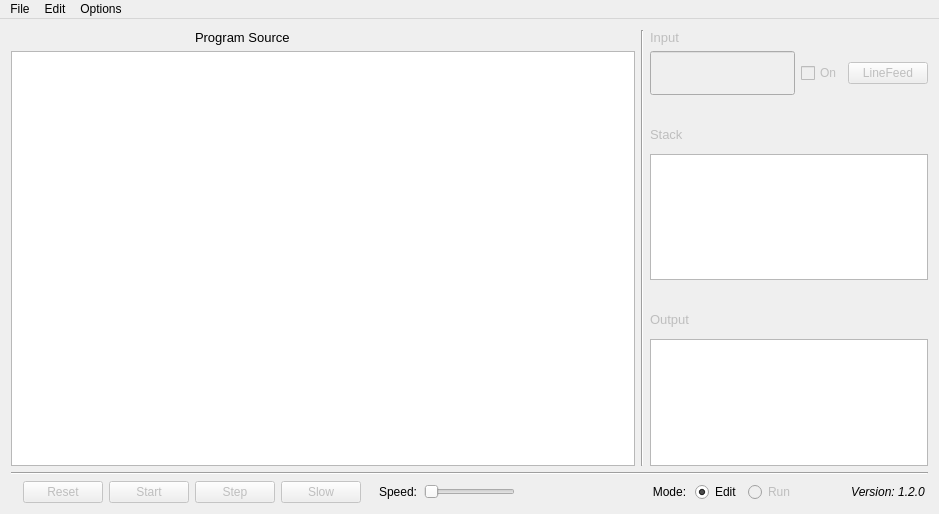
First picture: the form in BefungeInterpreter/mainwindow.ui, repository stuin/BefungeInterpreter, before the edit.
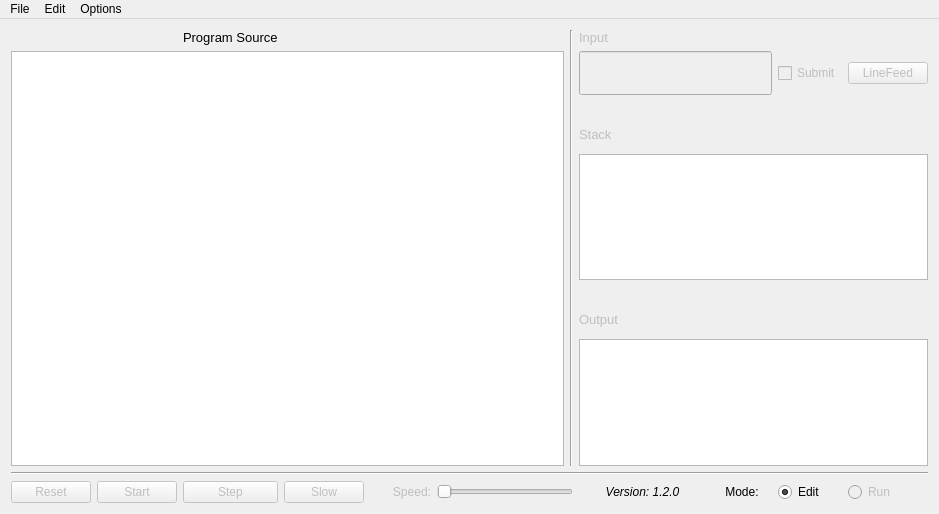
Second picture: the form after the edit.

```diff
--- a/BefungeInterpreter/mainwindow.ui
+++ b/BefungeInterpreter/mainwindow.ui
@@ -21,7 +21,46 @@
   </property>
   <widget class="QWidget" name="centralWidget">
    <layout class="QGridLayout" name="gridLayout">
-    <item row="5" column="19" rowspan="2">
+    <item row="13" column="10">
+     <widget class="QLabel" name="modeLabel">
+      <property name="font">
+       <font>
+        <family>MS Sans Serif</family>
+        <pointsize>9</pointsize>
+       </font>
+      </property>
+      <property name="text">
+       <string>Mode:</string>
+      </property>
+      <property name="alignment">
+       <set>Qt::AlignCenter</set>
+      </property>
+     </widget>
+    </item>
+    <item row="9" column="8">
+     <widget class="QLabel" name="outputLabel">
+      <property name="enabled">
+       <bool>false</bool>
+      </property>
+      <property name="font">
+       <font>
+        <family>MS Sans Serif</family>
+        <pointsize>10</pointsize>
+       </font>
+      </property>
+      <property name="text">
+       <string>Output</string>
+      </property>
+     </widget>
+    </item>
+    <item row="12" column="0" colspan="13">
+     <widget class="Line" name="hLine">
+      <property name="orientation">
+       <enum>Qt::Horizontal</enum>
+      </property>
+     </widget>
+    </item>
+    <item row="5" column="11" rowspan="2">
      <spacer name="verticalSpacer_3">
       <property name="orientation">
        <enum>Qt::Vertical</enum>
@@ -34,17 +73,17 @@
       </property>
      </spacer>
     </item>
-    <item row="3" column="19">
-     <widget class="QCheckBox" name="inputCheck">
+    <item row="13" column="1">
+     <widget class="QPushButton" name="startButton">
       <property name="enabled">
        <bool>false</bool>
       </property>
       <property name="text">
-       <string>On</string>
+       <string>Start</string>
       </property>
      </widget>
     </item>
-    <item row="2" column="4" colspan="2">
+    <item row="2" column="2">
      <widget class="QLabel" name="sourceLabel">
       <property name="font">
        <font>
@@ -57,17 +96,7 @@
       </property>
      </widget>
     </item>
-    <item row="14" column="5">
-     <widget class="QPushButton" name="slowButton">
-      <property name="enabled">
-       <bool>false</bool>
-      </property>
-      <property name="text">
-       <string>Slow</string>
-      </property>
-     </widget>
-    </item>
-    <item row="3" column="20">
+    <item row="3" column="12">
      <widget class="QPushButton" name="LFButton">
       <property name="enabled">
        <bool>false</bool>
@@ -80,40 +109,58 @@
       </property>
      </widget>
     </item>
-    <item row="14" column="17">
-     <widget class="QRadioButton" name="editMode">
-      <property name="font">
-       <font>
-        <family>MS Sans Serif</family>
-        <pointsize>9</pointsize>
-       </font>
-      </property>
-      <property name="text">
-       <string>Edit</string>
-      </property>
-      <property name="checked">
+    <item row="11" column="8" colspan="5">
+     <widget class="QTextBrowser" name="outputBox">
+      <property name="enabled">
        <bool>true</bool>
       </property>
+      <property name="font">
+       <font>
+        <family>Courier New</family>
+       </font>
+      </property>
      </widget>
     </item>
-    <item row="5" column="16">
-     <widget class="QLabel" name="stackLabel">
+    <item row="13" column="0">
+     <widget class="QPushButton" name="resetButton">
+      <property name="enabled">
+       <bool>false</bool>
+      </property>
+      <property name="text">
+       <string>Reset</string>
+      </property>
+     </widget>
+    </item>
+    <item row="13" column="4">
+     <widget class="QLabel" name="speedLabel">
       <property name="enabled">
        <bool>false</bool>
       </property>
       <property name="font">
        <font>
         <family>MS Sans Serif</family>
-        <pointsize>10</pointsize>
-        <italic>false</italic>
+        <pointsize>9</pointsize>
        </font>
       </property>
       <property name="text">
-       <string>Stack</string>
+       <string>Speed:</string>
       </property>
+      <property name="alignment">
+       <set>Qt::AlignRight|Qt::AlignTrailing|Qt::AlignVCenter</set>
+      </property>
      </widget>
     </item>
-    <item row="14" column="20">
+    <item row="13" column="2">
+     <widget class="QPushButton" name="stepButton">
+      <property name="enabled">
+       <bool>false</bool>
+      </property>
+      <property name="text">
+       <string>Step</string>
+      </property>
+     </widget>
+    </item>
+    <item row="13" column="8" colspan="2">
      <widget class="QLabel" name="versionLabel">
       <property name="font">
        <font>
@@ -128,74 +175,48 @@
       </property>
      </widget>
     </item>
-    <item row="11" column="16" colspan="5">
-     <widget class="QTextBrowser" name="outputBox">
-      <property name="enabled">
-       <bool>true</bool>
-      </property>
+    <item row="3" column="0" rowspan="9" colspan="7">
+     <widget class="QPlainTextEdit" name="sourceBox">
       <property name="font">
        <font>
         <family>Courier New</family>
        </font>
       </property>
+      <property name="frameShadow">
+       <enum>QFrame::Raised</enum>
+      </property>
      </widget>
     </item>
-    <item row="14" column="16">
-     <widget class="QLabel" name="modeLabel">
+    <item row="5" column="8">
+     <widget class="QLabel" name="stackLabel">
+      <property name="enabled">
+       <bool>false</bool>
+      </property>
       <property name="font">
        <font>
         <family>MS Sans Serif</family>
-        <pointsize>9</pointsize>
+        <pointsize>10</pointsize>
+        <italic>false</italic>
        </font>
       </property>
       <property name="text">
-       <string>Mode:</string>
+       <string>Stack</string>
       </property>
-      <property name="alignment">
-       <set>Qt::AlignCenter</set>
-      </property>
      </widget>
     </item>
-    <item row="8" column="16">
-     <spacer name="verticalSpacer">
-      <property name="orientation">
-       <enum>Qt::Vertical</enum>
+    <item row="7" column="8" colspan="5">
+     <widget class="QTextBrowser" name="stackBox">
+      <property name="enabled">
+       <bool>true</bool>
       </property>
-      <property name="sizeType">
-       <enum>QSizePolicy::Fixed</enum>
+      <property name="font">
+       <font>
+        <family>Courier New</family>
+       </font>
       </property>
-      <property name="sizeHint" stdset="0">
-       <size>
-        <width>20</width>
-        <height>20</height>
-       </size>
-      </property>
-     </spacer>
-    </item>
-    <item row="12" column="0" colspan="21">
-     <widget class="Line" name="hLine">
-      <property name="orientation">
-       <enum>Qt::Horizontal</enum>
-      </property>
      </widget>
     </item>
-    <item row="14" column="9">
-     <widget class="QSlider" name="speedSlider">
-      <property name="minimum">
-       <number>0</number>
-      </property>
-      <property name="maximum">
-       <number>30</number>
-      </property>
-      <property name="sliderPosition">
-       <number>0</number>
-      </property>
-      <property name="orientation">
-       <enum>Qt::Horizontal</enum>
-      </property>
-     </widget>
-    </item>
-    <item row="14" column="18">
+    <item row="13" column="12">
      <widget class="QRadioButton" name="runMode">
       <property name="enabled">
        <bool>false</bool>
@@ -211,34 +232,8 @@
       </property>
      </widget>
     </item>
-    <item row="2" column="15" rowspan="10">
-     <widget class="Line" name="vLine">
-      <property name="acceptDrops">
-       <bool>false</bool>
-      </property>
-      <property name="frameShadow">
-       <enum>QFrame::Sunken</enum>
-      </property>
-      <property name="lineWidth">
-       <number>1</number>
-      </property>
-      <property name="midLineWidth">
-       <number>0</number>
-      </property>
-      <property name="orientation">
-       <enum>Qt::Vertical</enum>
-      </property>
-     </widget>
-    </item>
-    <item row="14" column="8">
-     <widget class="QLabel" name="speedLabel">
-      <property name="text">
-       <string>Speed:</string>
-      </property>
-     </widget>
-    </item>
-    <item row="4" column="16">
-     <spacer name="verticalSpacer_2">
+    <item row="8" column="8">
+     <spacer name="verticalSpacer">
       <property name="orientation">
        <enum>Qt::Vertical</enum>
       </property>
@@ -253,19 +248,23 @@
       </property>
      </spacer>
     </item>
-    <item row="7" column="16" colspan="5">
-     <widget class="QTextBrowser" name="stackBox">
-      <property name="enabled">
-       <bool>true</bool>
-      </property>
+    <item row="13" column="11">
+     <widget class="QRadioButton" name="editMode">
       <property name="font">
        <font>
-        <family>Courier New</family>
+        <family>MS Sans Serif</family>
+        <pointsize>9</pointsize>
        </font>
       </property>
+      <property name="text">
+       <string>Edit</string>
+      </property>
+      <property name="checked">
+       <bool>true</bool>
+      </property>
      </widget>
     </item>
-    <item row="2" column="16">
+    <item row="2" column="8">
      <widget class="QLabel" name="inputLabel">
       <property name="enabled">
        <bool>false</bool>
@@ -281,35 +280,7 @@
       </property>
      </widget>
     </item>
-    <item row="9" column="16">
-     <widget class="QLabel" name="outputLabel">
-      <property name="enabled">
-       <bool>false</bool>
-      </property>
-      <property name="font">
-       <font>
-        <family>MS Sans Serif</family>
-        <pointsize>10</pointsize>
-       </font>
-      </property>
-      <property name="text">
-       <string>Output</string>
-      </property>
-     </widget>
-    </item>
-    <item row="3" column="0" rowspan="9" colspan="15">
-     <widget class="QPlainTextEdit" name="sourceBox">
-      <property name="font">
-       <font>
-        <family>Courier New</family>
-       </font>
-      </property>
-      <property name="frameShadow">
-       <enum>QFrame::Raised</enum>
-      </property>
-     </widget>
-    </item>
-    <item row="3" column="16" colspan="3">
+    <item row="3" column="8" colspan="3">
      <widget class="QLineEdit" name="inputBox">
       <property name="enabled">
        <bool>false</bool>
@@ -333,49 +304,86 @@
       </property>
      </widget>
     </item>
-    <item row="14" column="4">
-     <widget class="QPushButton" name="stepButton">
+    <item row="3" column="11">
+     <widget class="QCheckBox" name="inputCheck">
       <property name="enabled">
        <bool>false</bool>
       </property>
       <property name="text">
-       <string>Step</string>
+       <string>Submit</string>
       </property>
      </widget>
     </item>
-    <item row="14" column="3">
-     <widget class="QPushButton" name="startButton">
+    <item row="13" column="3">
+     <widget class="QPushButton" name="slowButton">
       <property name="enabled">
        <bool>false</bool>
       </property>
       <property name="text">
-       <string>Start</string>
+       <string>Slow</string>
       </property>
      </widget>
     </item>
-    <item row="14" column="2">
-     <widget class="QPushButton" name="resetButton">
-      <property name="enabled">
+    <item row="2" column="7" rowspan="10">
+     <widget class="Line" name="vLine">
+      <property name="acceptDrops">
        <bool>false</bool>
       </property>
-      <property name="text">
-       <string>Reset</string>
+      <property name="frameShadow">
+       <enum>QFrame::Sunken</enum>
       </property>
+      <property name="lineWidth">
+       <number>1</number>
+      </property>
+      <property name="midLineWidth">
+       <number>0</number>
+      </property>
+      <property name="orientation">
+       <enum>Qt::Vertical</enum>
+      </property>
      </widget>
     </item>
-    <item row="14" column="10">
-     <spacer name="horizontalSpacer">
+    <item row="4" column="8">
+     <spacer name="verticalSpacer_2">
       <property name="orientation">
-       <enum>Qt::Horizontal</enum>
+       <enum>Qt::Vertical</enum>
+      </property>
+      <property name="sizeType">
+       <enum>QSizePolicy::Fixed</enum>
       </property>
       <property name="sizeHint" stdset="0">
        <size>
-        <width>40</width>
+        <width>20</width>
         <height>20</height>
        </size>
       </property>
      </spacer>
     </item>
+    <item row="13" column="5" colspan="3">
+     <widget class="QSlider" name="speedSlider">
+      <property name="enabled">
+       <bool>false</bool>
+      </property>
+      <property name="sizePolicy">
+       <sizepolicy hsizetype="Minimum" vsizetype="Fixed">
+        <horstretch>0</horstretch>
+        <verstretch>0</verstretch>
+       </sizepolicy>
+      </property>
+      <property name="minimum">
+       <number>0</number>
+      </property>
+      <property name="maximum">
+       <number>30</number>
+      </property>
+      <property name="sliderPosition">
+       <number>0</number>
+      </property>
+      <property name="orientation">
+       <enum>Qt::Horizontal</enum>
+      </property>
+     </widget>
+    </item>
    </layout>
   </widget>
   <widget class="QMenuBar" name="menuBar">
```
Left out of the diff: 3 changed lines with no effect on the pictures.
